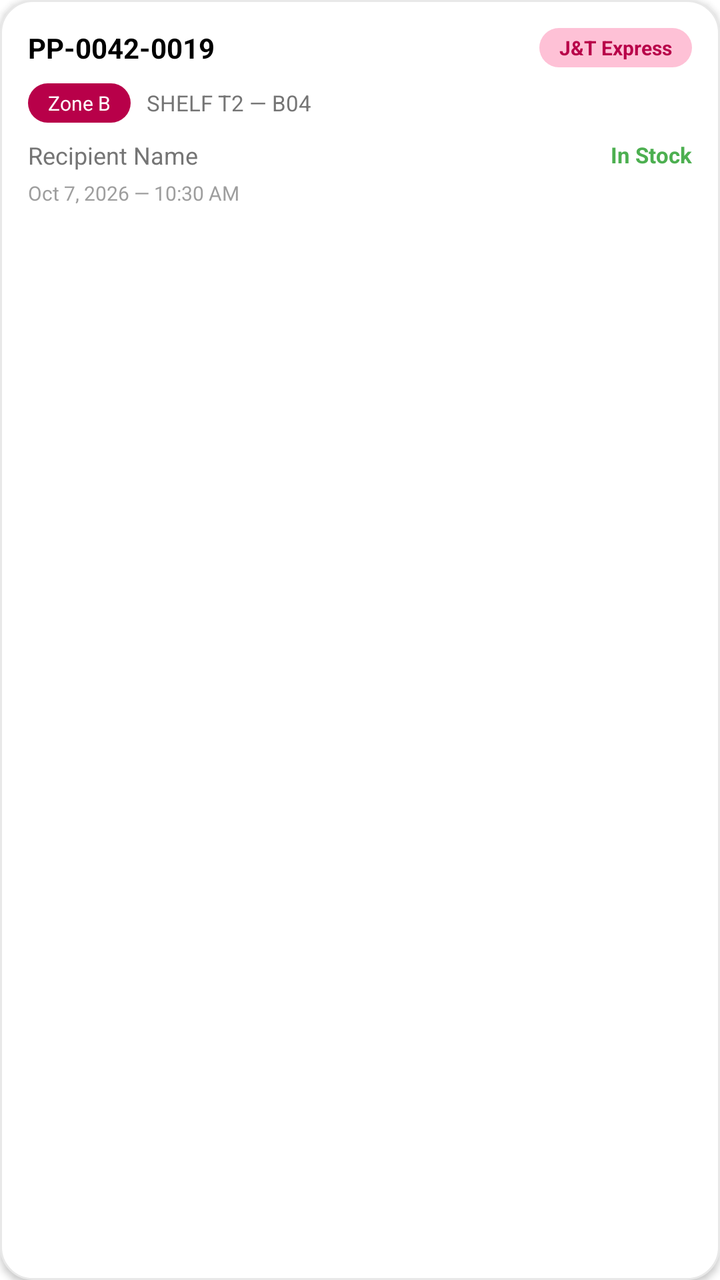
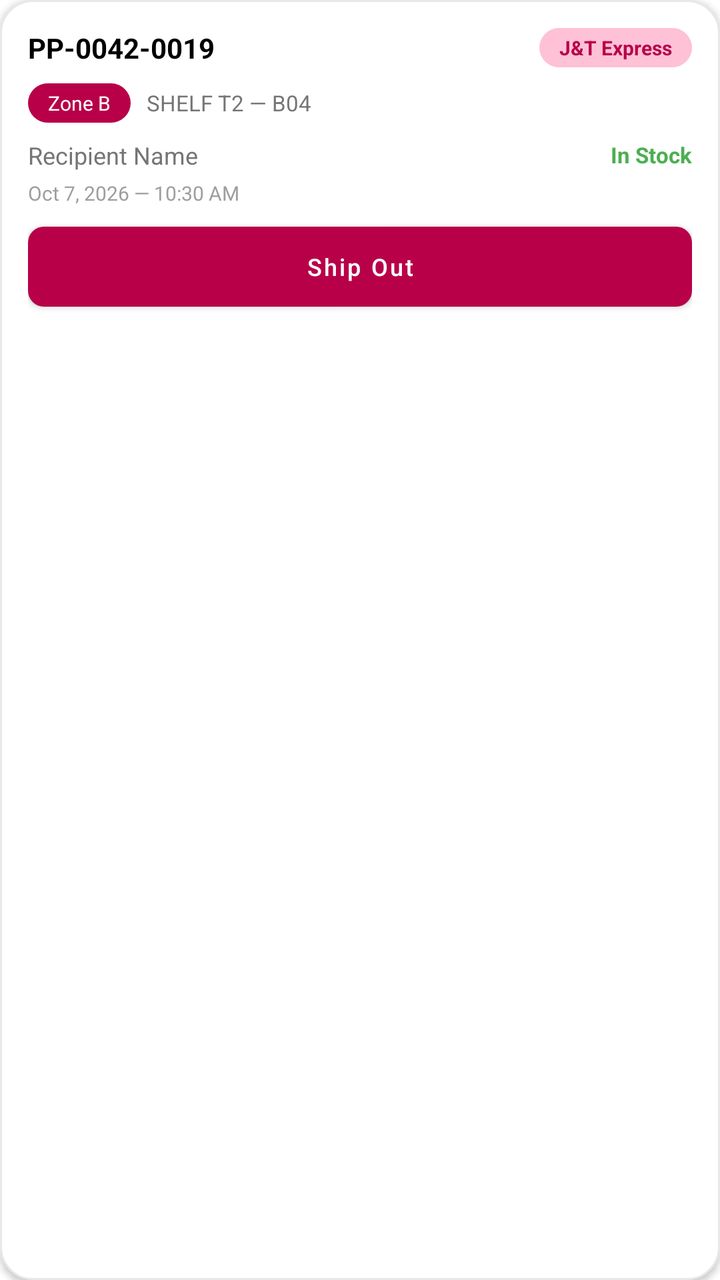

Before-and-after screenshots of an Android layout around one commit, followed by the original layout XML and the change that was made.
<!-- AndroidManifest.xml: application theme Theme.OOPWAREHOUSELOCATION -->
<!-- res/layout/item_parcel.xml -->
<?xml version="1.0" encoding="utf-8"?>
<LinearLayout xmlns:android="http://schemas.android.com/apk/res/android"
    android:layout_width="match_parent"
    android:layout_height="wrap_content"
    android:layout_marginBottom="10dp"
    android:background="@drawable/bg_card_rounded"
    android:elevation="2dp"
    android:orientation="vertical"
    android:padding="14dp">

    
    <LinearLayout
        android:layout_width="match_parent"
        android:layout_height="wrap_content"
        android:gravity="center_vertical"
        android:orientation="horizontal">

        <TextView
            android:id="@+id/tvTrackingNumber"
            android:layout_width="0dp"
            android:layout_height="wrap_content"
            android:layout_weight="1"
            android:text="PP-0042-0019"
            android:textColor="@color/black"
            android:textSize="14sp"
            android:textStyle="bold" />

        <TextView
            android:id="@+id/tvCarrierBadge"
            android:layout_width="wrap_content"
            android:layout_height="wrap_content"
            android:background="@drawable/bg_badge_pink"
            android:paddingStart="10dp"
            android:paddingTop="3dp"
            android:paddingEnd="10dp"
            android:paddingBottom="3dp"
            android:text="J&amp;T Express"
            android:textColor="@color/pink"
            android:textSize="10sp"
            android:textStyle="bold" />
    </LinearLayout>

    
    <LinearLayout
        android:layout_width="match_parent"
        android:layout_height="wrap_content"
        android:layout_marginTop="8dp"
        android:orientation="horizontal">

        <TextView
            android:id="@+id/tvZoneBadge"
            android:layout_width="wrap_content"
            android:layout_height="wrap_content"
            android:background="@drawable/bg_badge_pink_solid"
            android:paddingStart="10dp"
            android:paddingTop="3dp"
            android:paddingEnd="10dp"
            android:paddingBottom="3dp"
            android:text="Zone B"
            android:textColor="@color/white"
            android:textSize="10sp" />

        <TextView
            android:id="@+id/tvBinInfo"
            android:layout_width="wrap_content"
            android:layout_height="wrap_content"
            android:layout_marginStart="8dp"
            android:layout_gravity="center_vertical"
            android:text="SHELF T2 — B04"
            android:textColor="@color/textSecondary"
            android:textSize="11sp" />
    </LinearLayout>

    
    <LinearLayout
        android:layout_width="match_parent"
        android:layout_height="wrap_content"
        android:layout_marginTop="8dp"
        android:gravity="center_vertical"
        android:orientation="horizontal">

        <TextView
            android:id="@+id/tvRecipient"
            android:layout_width="0dp"
            android:layout_height="wrap_content"
            android:layout_weight="1"
            android:text="Recipient Name"
            android:textColor="@color/textSecondary"
            android:textSize="12sp" />

        <TextView
            android:id="@+id/tvStatus"
            android:layout_width="wrap_content"
            android:layout_height="wrap_content"
            android:text="In Stock"
            android:textColor="@color/greenAccent"
            android:textSize="11sp"
            android:textStyle="bold" />
    </LinearLayout>

    
    <TextView
        android:id="@+id/tvTimestamp"
        android:layout_width="wrap_content"
        android:layout_height="wrap_content"
        android:layout_marginTop="4dp"
        android:text="Oct 7, 2026 — 10:30 AM"
        android:textColor="@color/hintGray"
        android:textSize="10sp" />

</LinearLayout>
<!-- resources referenced by this layout -->
<resources>
  <color name="black">#FF000000</color>
  <color name="greenAccent">#4CAF50</color>
  <color name="hintGray">#9E9E9E</color>
  <color name="pink">#B80049</color>
  <color name="textSecondary">#757575</color>
  <color name="white">#FFFFFFFF</color>
  <!-- drawable bg_badge_pink (drawable) -->
  <?xml version="1.0" encoding="utf-8"?>
  <shape xmlns:android="http://schemas.android.com/apk/res/android"
      android:shape="rectangle">
      <solid android:color="@color/lightPink" />
      <corners android:radius="12dp" />
  </shape>
  <!-- drawable bg_badge_pink_solid (drawable) -->
  <?xml version="1.0" encoding="utf-8"?>
  <shape xmlns:android="http://schemas.android.com/apk/res/android"
      android:shape="rectangle">
      <solid android:color="@color/pink" />
      <corners android:radius="12dp" />
  </shape>
  <!-- drawable bg_card_rounded (drawable) -->
  <?xml version="1.0" encoding="utf-8"?>
  <shape xmlns:android="http://schemas.android.com/apk/res/android"
      android:shape="rectangle">
      <solid android:color="@color/white" />
      <corners android:radius="16dp" />
      <stroke
          android:width="1dp"
          android:color="#E8E8E8" />
  </shape>
  <style name="Theme.OOPWAREHOUSELOCATION" parent="Theme.MaterialComponents.Light.NoActionBar">
          
          <item name="colorPrimary">@color/pink</item>
          <item name="colorPrimaryVariant">@color/pink</item>
          <item name="colorOnPrimary">@color/white</item>
          
          <item name="colorSecondary">@color/lightPink</item>
          <item name="colorSecondaryVariant">@color/lightPink</item>
          <item name="colorOnSecondary">@color/black</item>
          
          <item name="android:statusBarColor">@color/darkBackground</item>
          
      </style>
  <color name="lightPink">#FEC1D6</color>
  <color name="darkBackground">#2D2D2D</color>
</resources>

<!-- the commit's change to res/layout/item_parcel.xml (unified diff, before → after) -->
@@ -1,5 +1,6 @@
 <?xml version="1.0" encoding="utf-8"?>
 <LinearLayout xmlns:android="http://schemas.android.com/apk/res/android"
+    xmlns:app="http://schemas.android.com/apk/res-auto"
     android:layout_width="match_parent"
     android:layout_height="wrap_content"
     android:layout_marginBottom="10dp"
@@ -108,4 +109,18 @@
         android:textColor="@color/hintGray"
         android:textSize="10sp" />
 
+    <com.google.android.material.button.MaterialButton
+        android:id="@+id/btnShipOut"
+        style="@style/Widget.MaterialComponents.Button"
+        android:layout_width="match_parent"
+        android:layout_height="40dp"
+        android:layout_marginTop="10dp"
+        android:insetTop="0dp"
+        android:insetBottom="0dp"
+        android:text="@string/ship_out"
+        android:textAllCaps="false"
+        android:textSize="12sp"
+        app:backgroundTint="@color/pink"
+        app:cornerRadius="8dp" />
+
 </LinearLayout>
<!-- resource entries referenced after the edit -->
@@ -30,6 +30,7 @@
           android:width="1dp"
           android:color="#E8E8E8" />
   </shape>
+  <string name="ship_out">Ship Out</string>
   <style name="Theme.OOPWAREHOUSELOCATION" parent="Theme.MaterialComponents.Light.NoActionBar">
           
           <item name="colorPrimary">@color/pink</item>
